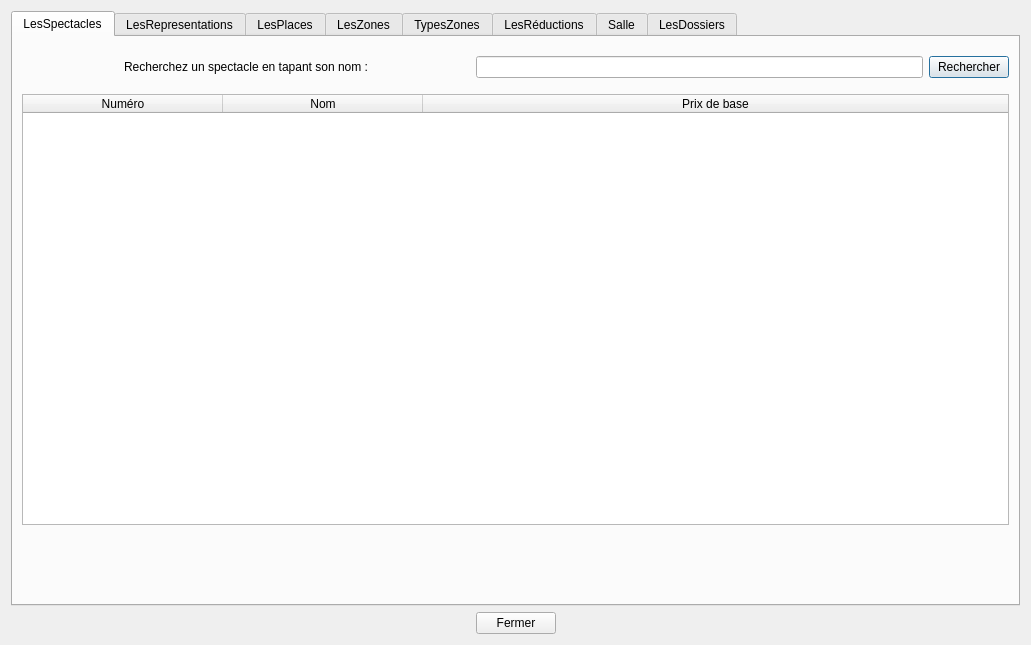
Old version of the form gui/v1_tablesData.ui in the repository BennyBellier/Theatre-CEDB-Project.
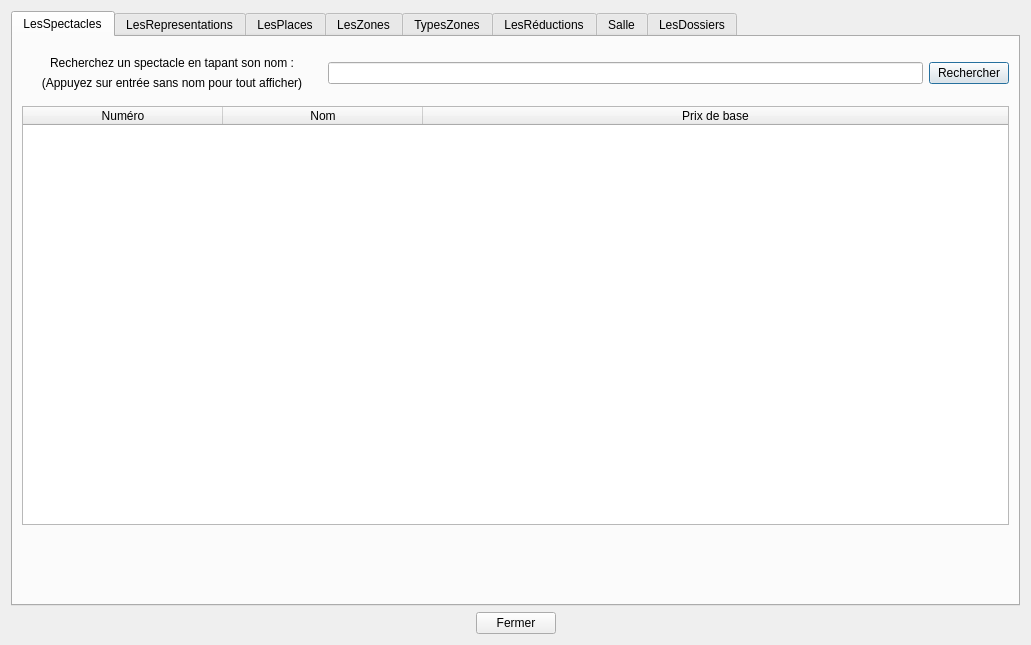
New version of the form.

The edit to the form file:
```diff
--- a/gui/v1_tablesData.ui
+++ b/gui/v1_tablesData.ui
@@ -69,20 +69,46 @@
           <number>10</number>
          </property>
          <item>
+          <layout class="QVBoxLayout" name="verticalLayout_3">
+           <property name="rightMargin">
+            <number>0</number>
+           </property>
+           <item>
           <widget class="QLabel" name="label">
            <property name="sizePolicy">
-            <sizepolicy hsizetype="Expanding" vsizetype="Preferred">
-             <horstretch>0</horstretch>
+              <sizepolicy hsizetype="Preferred" vsizetype="Preferred">
+               <horstretch>1</horstretch>
              <verstretch>0</verstretch>
             </sizepolicy>
            </property>
+             <property name="minimumSize">
+              <size>
+               <width>300</width>
+               <height>0</height>
+              </size>
+             </property>
            <property name="text">
             <string>Recherchez un spectacle en tapant son nom :</string>
            </property>
            <property name="alignment">
             <set>Qt::AlignCenter</set>
            </property>
-          </widget>
+             <property name="wordWrap">
+              <bool>true</bool>
+             </property>
+            </widget>
+           </item>
+           <item>
+            <widget class="QLabel" name="label_2">
+             <property name="text">
+              <string>(Appuyez sur entrée sans nom pour tout afficher)</string>
+             </property>
+             <property name="alignment">
+              <set>Qt::AlignCenter</set>
+             </property>
+            </widget>
+           </item>
+          </layout>
          </item>
          <item>
           <widget class="QLineEdit" name="lineEditSpectacles"/>
```
Left out of the diff: 54 changed lines with no effect on the pictures. Lines whose indentation alone changed are shown as unchanged.
